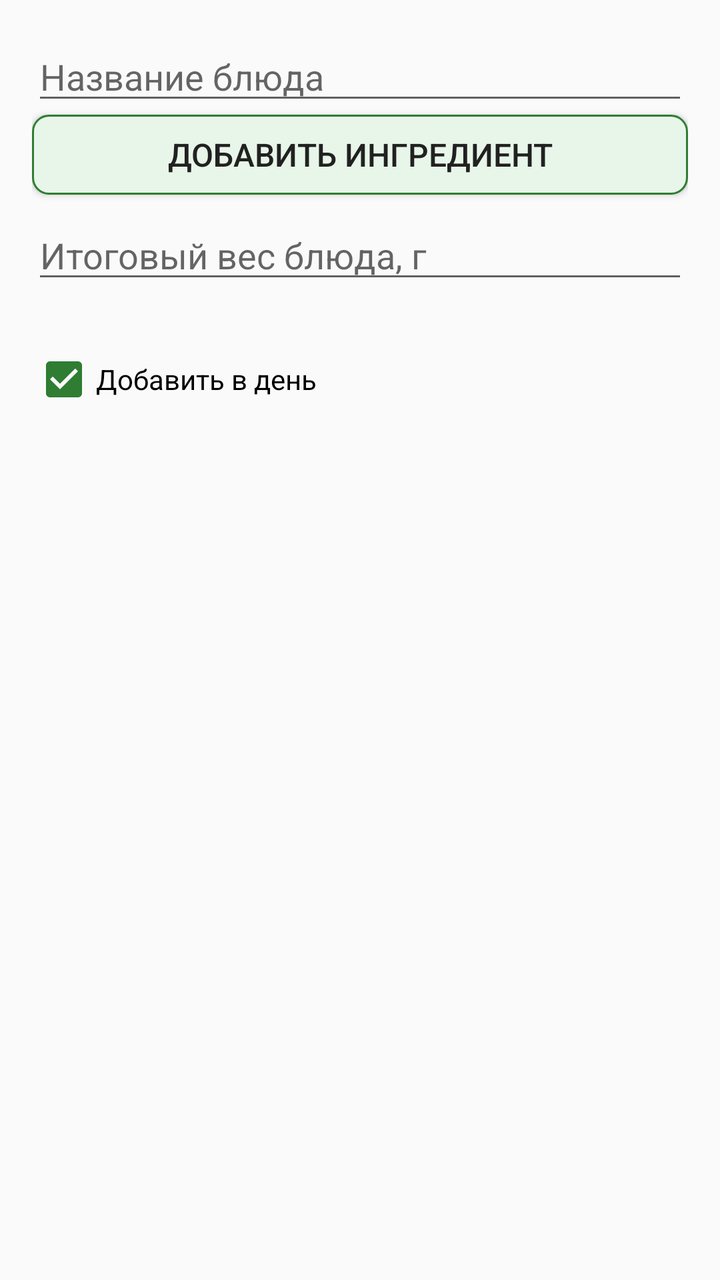
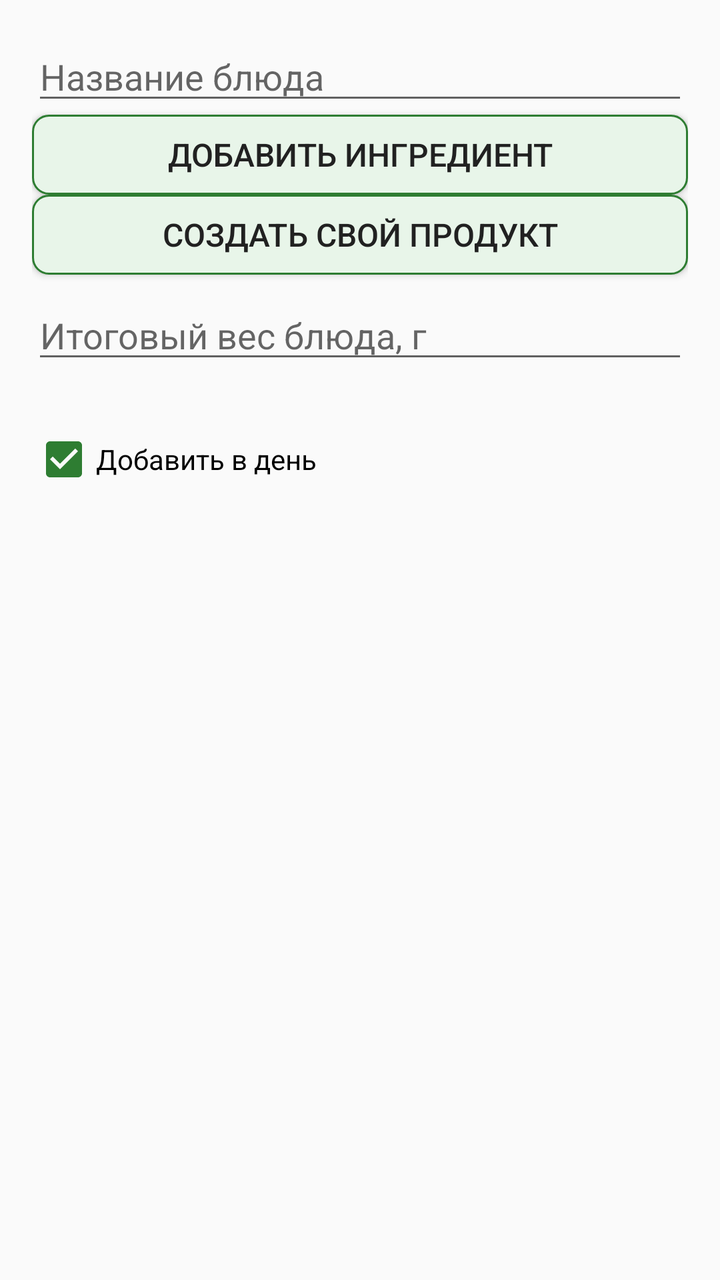

The first picture is an Android layout as it rendered before a commit; the second is the same layout after the commit. The layout source and the unified diff follow.
<!-- AndroidManifest.xml: application theme AppTheme.Light -->
<!-- res/layout/dialog_dish.xml -->
<?xml version="1.0" encoding="utf-8"?>
<ScrollView xmlns:android="http://schemas.android.com/apk/res/android"
    android:layout_width="match_parent"
    android:layout_height="wrap_content">

    <LinearLayout
        android:layout_width="match_parent"
        android:layout_height="wrap_content"
        android:orientation="vertical"
        android:padding="16dp">

        <EditText
            android:id="@+id/dishNameInput"
            android:layout_width="match_parent"
            android:layout_height="wrap_content"
            android:hint="@string/dish_name" />

        <LinearLayout
            android:id="@+id/ingredientList"
            android:layout_width="match_parent"
            android:layout_height="wrap_content"
            android:orientation="vertical" />

        <Button style="@style/AppButton"
            android:id="@+id/addIngredientButton"
            android:layout_width="match_parent"
            android:layout_height="wrap_content"
            android:text="@string/add_ingredient" />

        <EditText
            android:id="@+id/finalWeightInput"
            android:layout_width="match_parent"
            android:layout_height="wrap_content"
            android:layout_marginTop="8dp"
            android:hint="@string/final_weight"
            android:inputType="numberDecimal" />

        <TextView
            android:id="@+id/dishPreview"
            android:layout_width="match_parent"
            android:layout_height="wrap_content"
            android:layout_marginTop="8dp" />

        <CheckBox
            android:id="@+id/addToDayCheck"
            android:layout_width="match_parent"
            android:layout_height="wrap_content"
            android:checked="true"
            android:text="@string/add_to_day" />

    </LinearLayout>

</ScrollView>
<!-- resources referenced by this layout -->
<resources>
  <string name="add_ingredient">Добавить ингредиент</string>
  <string name="add_to_day">Добавить в день</string>
  <string name="dish_name">Название блюда</string>
  <string name="final_weight">Итоговый вес блюда, г</string>
  <style name="AppButton" parent="@android:style/Widget.Material.Button">
          <item name="android:background">?attr/buttonBg</item>
          <item name="android:textColor">?android:attr/textColorPrimary</item>
          <item name="android:minHeight">40dp</item>
          <item name="android:textSize">16sp</item>
          <item name="android:paddingTop">4dp</item>
          <item name="android:paddingBottom">4dp</item>
          <item name="android:paddingStart">8dp</item>
          <item name="android:paddingEnd">8dp</item>
      </style>
  <style name="AppTheme.Light" parent="@android:style/Theme.Material.Light">
          <item name="android:windowBackground">@color/light_bg</item>
          <item name="android:textColorPrimary">@color/light_text</item>
          <item name="android:textColorSecondary">@color/light_secondary</item>
          <item name="android:colorAccent">@color/accent_light</item>
          <item name="buttonBg">@drawable/button_selector_light</item>
          <item name="progressTrack">@color/track_light</item>
          <item name="progressKcal">@color/kcal_color</item>
          <item name="progressProtein">@color/protein_color</item>
          <item name="progressFat">@color/fat_color</item>
          <item name="progressCarbs">@color/carbs_color</item>
          <item name="recentDishText">@color/recent_dish</item>
          <item name="meal0">@color/meal0</item>
          <item name="meal1">@color/meal1</item>
          <item name="meal2">@color/meal2</item>
          <item name="meal3">@color/meal3</item>
          <item name="blockDay">@color/block_day</item>
          <item name="blockProducts">@color/block_products</item>
          <item name="blockProfile">@color/block_profile</item>
      </style>
  <color name="light_bg">#FAFAFA</color>
  <color name="light_text">#212121</color>
  <color name="light_secondary">#616161</color>
  <color name="accent_light">#2E7D32</color>
  <!-- drawable button_selector_light (drawable) -->
  <?xml version="1.0" encoding="utf-8"?>
  <selector xmlns:android="http://schemas.android.com/apk/res/android">
      <item android:state_pressed="true">
          <shape android:shape="rectangle">
              <solid android:color="#C8E6C9" />
              <stroke android:width="1dp" android:color="#2E7D32" />
              <corners android:radius="8dp" />
          </shape>
      </item>
      <item>
          <shape android:shape="rectangle">
              <solid android:color="#E8F5E9" />
              <stroke android:width="1dp" android:color="#2E7D32" />
              <corners android:radius="8dp" />
          </shape>
      </item>
  </selector>
  <color name="track_light">#E0E0E0</color>
  <color name="kcal_color">#EF6C00</color>
  <color name="protein_color">#1976D2</color>
  <color name="fat_color">#C2185B</color>
  <color name="carbs_color">#7B1FA2</color>
  <color name="recent_dish">@color/recent_dish_light</color>
  <color name="meal0">@color/meal0_light</color>
  <color name="meal1">@color/meal1_light</color>
  <color name="meal2">@color/meal2_light</color>
  <color name="meal3">@color/meal3_light</color>
  <color name="block_day">@color/block_day_light</color>
  <color name="block_products">@color/block_products_light</color>
  <color name="block_profile">@color/block_profile_light</color>
  <color name="recent_dish_light">#0288D1</color>
  <color name="meal0_light">#FFB74D</color>
  <color name="meal1_light">#81C784</color>
  <color name="meal2_light">#9575CD</color>
  <color name="meal3_light">#4FC3F7</color>
  <color name="block_day_light">#2E7D32</color>
  <color name="block_products_light">#1565C0</color>
  <color name="block_profile_light">#6A1B9A</color>
</resources>

<!-- the commit's change to res/layout/dialog_dish.xml (unified diff, before → after) -->
@@ -27,6 +27,12 @@
             android:layout_height="wrap_content"
             android:text="@string/add_ingredient" />
 
+        <Button style="@style/AppButton"
+            android:id="@+id/createProductButton"
+            android:layout_width="match_parent"
+            android:layout_height="wrap_content"
+            android:text="@string/create_product_from_dish" />
+
         <EditText
             android:id="@+id/finalWeightInput"
             android:layout_width="match_parent"
<!-- resource entries referenced after the edit -->
@@ -2,6 +2,7 @@
 <resources>
   <string name="add_ingredient">Добавить ингредиент</string>
   <string name="add_to_day">Добавить в день</string>
+  <string name="create_product_from_dish">Создать свой продукт</string>
   <string name="dish_name">Название блюда</string>
   <string name="final_weight">Итоговый вес блюда, г</string>
   <style name="AppButton" parent="@android:style/Widget.Material.Button">
